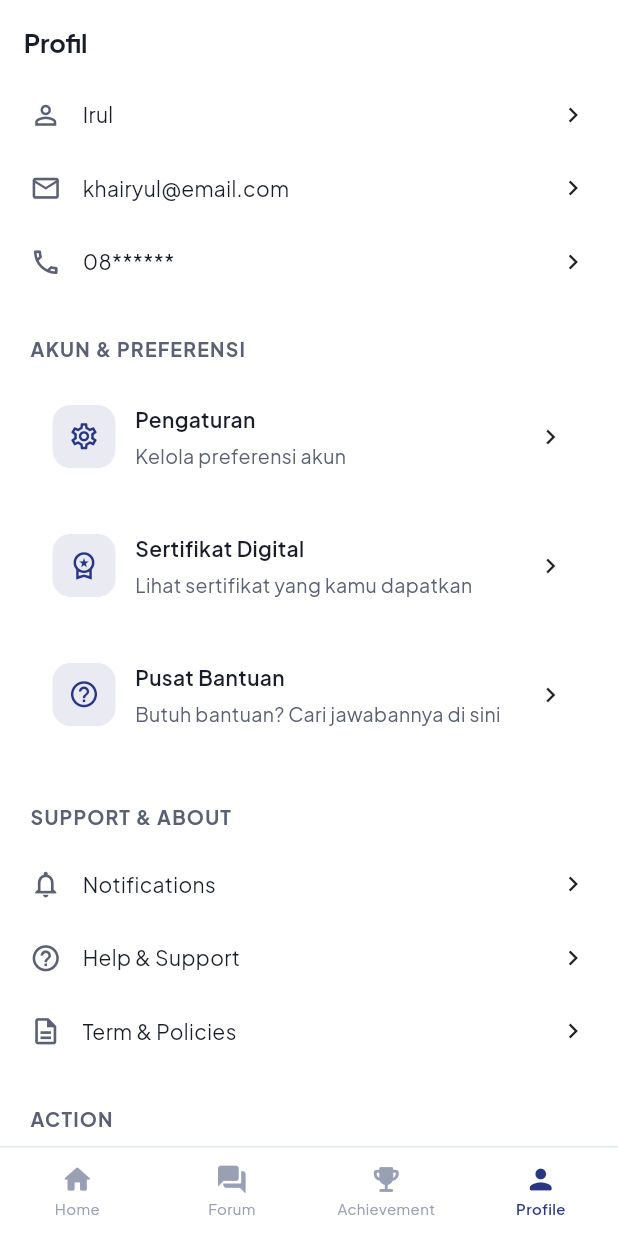
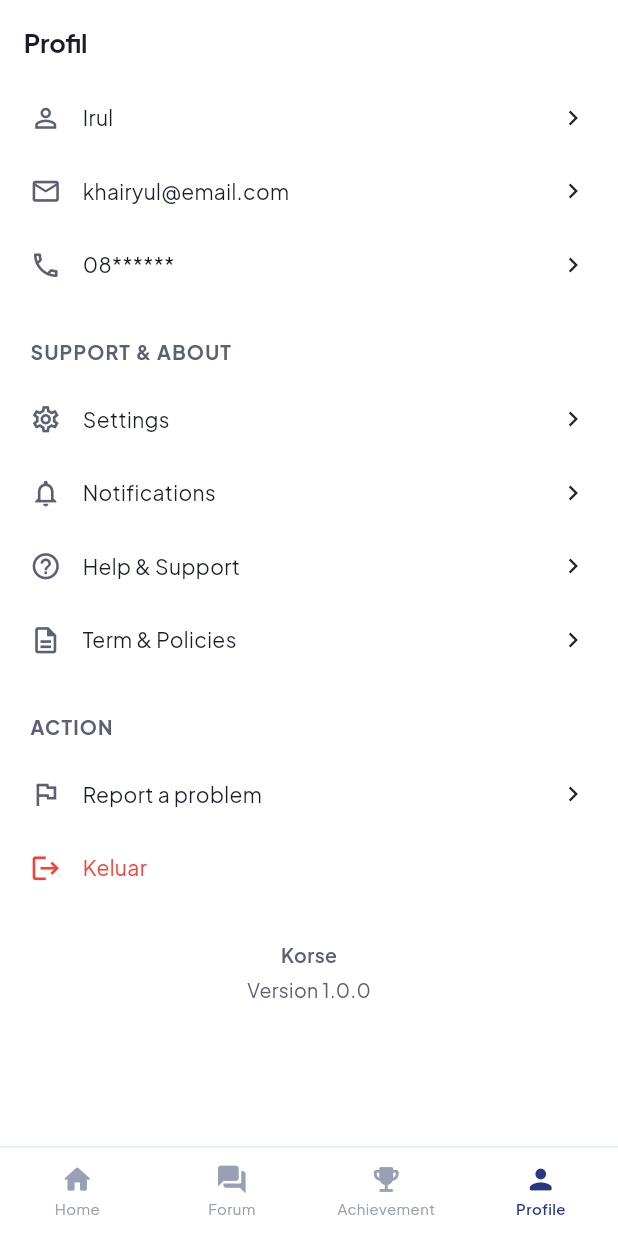
Before and after one commit to amelia275/korse, a Flutter app: the screen it shows after launch, item 4 of the bottom bar chosen, scrolled down 576 dp, on a phone screen of 412 x 824 dp. Run offline on Flutter 3.47's test engine with Material 3 defaults, Android fonts, the phone set to English and light mode, and no system bars.

Commit message:
Update profile_screen.dart

```diff
--- a/lib/screens/profile/profile_screen.dart
+++ b/lib/screens/profile/profile_screen.dart
@@ -13,7 +13,6 @@ import 'profile_edited.dart';
 class ProfileScreen extends StatelessWidget {
   const ProfileScreen({super.key});
 
-  // Urutan tab: 0 Home, 1 Forum, 2 Achievement, 3 Profile
   void _handleNavTap(BuildContext context, int index) {
     if (index == 3) return;
 
@@ -208,34 +207,15 @@ class ProfileScreen extends StatelessWidget {
 
               const SizedBox(height: 24),
 
-              // ================= ACCOUNT & PREFERENCES =================
-              const _SectionTitle(title: 'AKUN & PREFERENSI'),
-
-              const SizedBox(height: 10),
-
-              const _MenuCard(
-                icon: Icons.settings_outlined,
-                title: 'Pengaturan',
-                subtitle: 'Kelola preferensi akun',
-              ),
-              const _MenuCard(
-                icon: Icons.workspace_premium_outlined,
-                title: 'Sertifikat Digital',
-                subtitle: 'Lihat sertifikat yang kamu dapatkan',
-              ),
-              const _MenuCard(
-                icon: Icons.help_outline,
-                title: 'Pusat Bantuan',
-                subtitle: 'Butuh bantuan? Cari jawabannya di sini',
-              ),
-
-              const SizedBox(height: 24),
-
               // ================= SUPPORT & ABOUT =================
               const _SectionTitle(title: 'SUPPORT & ABOUT'),
 
               const SizedBox(height: 10),
 
+              const _MenuRow(
+                icon: Icons.settings_outlined,
+                title: 'Settings',
+              ),
               const _MenuRow(
                 icon: Icons.notifications_none,
                 title: 'Notifications',
@@ -322,8 +302,9 @@ class _StatCard extends StatelessWidget {
     return Container(
       padding: const EdgeInsets.all(16),
       decoration: BoxDecoration(
-        color: AppColors.surface,
+        color: AppColors.surfaceMuted,
         borderRadius: BorderRadius.circular(16),
+        border: Border.all(color: AppColors.border),
       ),
       child: Column(
         crossAxisAlignment: CrossAxisAlignment.start,
@@ -336,19 +317,20 @@ class _StatCard extends StatelessWidget {
           const SizedBox(height: 12),
           Text(
             value,
-            style: AppTextStyles.h2,
+            style: AppTextStyles.statNumber,
           ),
           const SizedBox(height: 3),
           Text(
             label,
             style: AppTextStyles.bodySecondary.copyWith(
               fontWeight: FontWeight.w600,
+              color: AppColors.textPrimary,
             ),
           ),
           const SizedBox(height: 3),
           Text(
             note,
-            style: AppTextStyles.bodySecondary,
+            style: AppTextStyles.caption,
           ),
         ],
       ),
@@ -367,10 +349,11 @@ class _StreakCard extends StatelessWidget {
   Widget build(BuildContext context) {
     return Container(
       width: double.infinity,
-      padding: const EdgeInsets.all(18),
+      padding: const EdgeInsets.all(16),
       decoration: BoxDecoration(
-        color: AppColors.surface,
+        color: AppColors.surfaceMuted,
         borderRadius: BorderRadius.circular(16),
+        border: Border.all(color: AppColors.border),
       ),
       child: Row(
         children: [
@@ -387,29 +370,27 @@ class _StreakCard extends StatelessWidget {
             ),
           ),
           const SizedBox(width: 14),
-          Expanded(
+          const Expanded(
             child: Column(
               crossAxisAlignment: CrossAxisAlignment.start,
+              mainAxisSize: MainAxisSize.min,
               children: [
                 Text(
                   'Learning Streak',
-                  style: AppTextStyles.body.copyWith(
-                    fontWeight: FontWeight.w700,
-                  ),
+                  style: AppTextStyles.h3,
                 ),
-                const SizedBox(height: 4),
-                const Text(
+                SizedBox(height: 2),
+                Text(
                   'Keep learning every day!',
                   style: AppTextStyles.bodySecondary,
                 ),
               ],
             ),
           ),
+          const SizedBox(width: 8),
           Text(
             '${DummyData.learningStreak} days',
-            style: AppTextStyles.body.copyWith(
-              fontWeight: FontWeight.w700,
-            ),
+            style: AppTextStyles.h3,
           ),
         ],
       ),
@@ -441,7 +422,7 @@ class _SectionTitle extends StatelessWidget {
 }
 
 // ================================================================
-// OLD MENU ROW
+// MENU ROW
 // ================================================================
 
 class _MenuRow extends StatelessWidget {
@@ -485,71 +466,3 @@ class _MenuRow extends StatelessWidget {
     );
   }
 }
-
-// ================================================================
-// NEW CARD-STYLE MENU
-// ================================================================
-
-class _MenuCard extends StatelessWidget {
-  final IconData icon;
-  final String title;
-  final String subtitle;
-
-  const _MenuCard({
-    required this.icon,
-    required this.title,
-    required this.subtitle,
-  });
-
-  @override
-  Widget build(BuildContext context) {
-    return Container(
-      margin: const EdgeInsets.only(bottom: 10),
-      padding: const EdgeInsets.all(15),
-      decoration: BoxDecoration(
-        color: AppColors.surface,
-        borderRadius: BorderRadius.circular(14),
-      ),
-      child: Row(
-        children: [
-          Container(
-            width: 42,
-            height: 42,
-            decoration: BoxDecoration(
-              color: AppColors.navy.withValues(alpha: 0.1),
-              borderRadius: BorderRadius.circular(12),
-            ),
-            child: Icon(
-              icon,
-              color: AppColors.navy,
-              size: 21,
-            ),
-          ),
-          const SizedBox(width: 13),
-          Expanded(
-            child: Column(
-              crossAxisAlignment: CrossAxisAlignment.start,
-              children: [
-                Text(
-                  title,
-                  style: AppTextStyles.body.copyWith(
-                    fontWeight: FontWeight.w600,
-                  ),
-                ),
-                const SizedBox(height: 3),
-                Text(
-                  subtitle,
-                  style: AppTextStyles.bodySecondary,
-                ),
-              ],
-            ),
-          ),
-          const Icon(
-            Icons.chevron_right,
-            size: 20,
-          ),
-        ],
-      ),
-    );
-  }
-}
```
